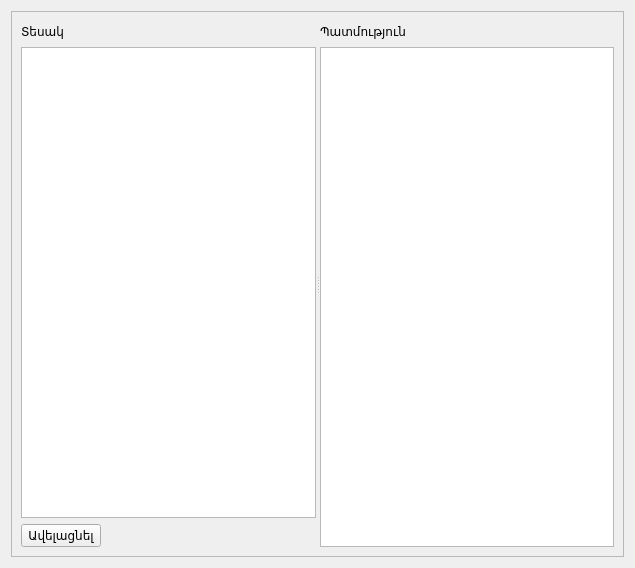
The window that src/settings.ui (ADCompany/AD-Farm) describes before a commit, drawn with Qt 5.
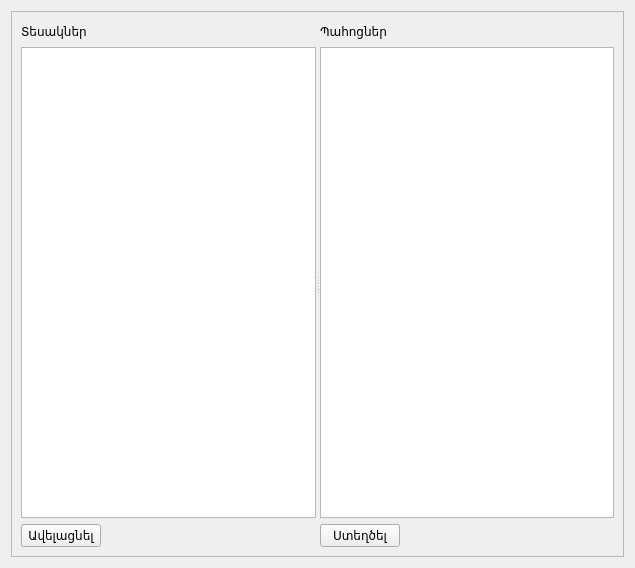
The same window after the commit.

What changed in the file:
```diff
--- a/src/settings.ui
+++ b/src/settings.ui
@@ -34,7 +34,7 @@
          <property name="orientation">
           <enum>Qt::Horizontal</enum>
          </property>
-         <widget class="QWidget" name="">
+         <widget class="QWidget" name="layoutWidget">
           <layout class="QVBoxLayout" name="verticalLayout_3">
            <item>
             <layout class="QVBoxLayout" name="verticalLayout">
@@ -43,7 +43,7 @@
                <item>
                 <widget class="QLabel" name="label">
                  <property name="text">
-                  <string>Տեսակ</string>
+                  <string>Տեսակներ</string>
                  </property>
                 </widget>
                </item>
@@ -94,13 +94,15 @@
           </layout>
          </widget>
          <widget class="QWidget" name="">
+          <layout class="QVBoxLayout" name="verticalLayout_4">
+           <item>
           <layout class="QVBoxLayout" name="verticalLayout_2">
            <item>
             <layout class="QHBoxLayout" name="horizontalLayout_3">
              <item>
               <widget class="QLabel" name="label_2">
                <property name="text">
-                <string>Պատմություն</string>
+                  <string>Պահոցներ</string>
                </property>
               </widget>
              </item>
@@ -121,6 +123,32 @@
            </item>
            <item>
             <widget class="QTableView" name="tableView_2"/>
+             </item>
+            </layout>
+           </item>
+           <item>
+            <layout class="QHBoxLayout" name="horizontalLayout_4">
+             <item>
+              <widget class="QPushButton" name="pushButton_2">
+               <property name="text">
+                <string>Ստեղծել</string>
+               </property>
+              </widget>
+             </item>
+             <item>
+              <spacer name="horizontalSpacer_4">
+               <property name="orientation">
+                <enum>Qt::Horizontal</enum>
+               </property>
+               <property name="sizeHint" stdset="0">
+                <size>
+                 <width>40</width>
+                 <height>20</height>
+                </size>
+               </property>
+              </spacer>
+             </item>
+            </layout>
            </item>
           </layout>
          </widget>
```
Lines whose indentation alone changed are shown as unchanged.
